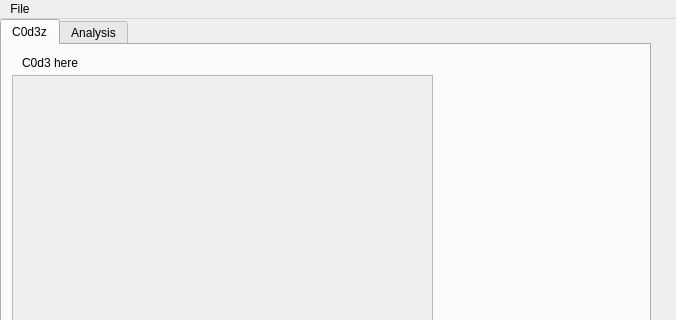
The window that Polymorphic_Engine_V1/mainwindow.ui (metherlence784/FYP-Polymorphic-Engine) describes before a commit, drawn with Qt 5; both pictures show x 0 to 676 and y 0 to 320 of the 676 by 711 pixel window.
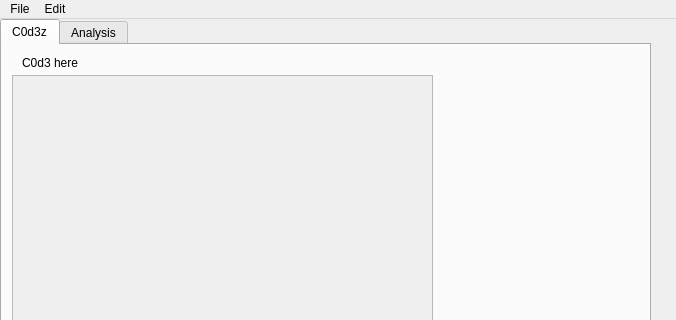
The same window after the commit.

Commit message: Added the Redo_Action_Controller and Undo_Action_Controller, in BCE format, with the undo and redo implementation. Added a new menu header Edit, this contains the Undo and Redo menu items.

```diff
--- a/Polymorphic_Engine_V1/mainwindow.ui
+++ b/Polymorphic_Engine_V1/mainwindow.ui
@@ -88,7 +88,15 @@
     <addaction name="separator"/>
     <addaction name="Exit_Menu_Item"/>
    </widget>
+   <widget class="QMenu" name="Edit_Menu_Header">
+    <property name="title">
+     <string>Edit</string>
+    </property>
+    <addaction name="Undo_Menu_Item"/>
+    <addaction name="Redo_Menu_Item"/>
+   </widget>
    <addaction name="File_Menu_Header"/>
+   <addaction name="Edit_Menu_Header"/>
   </widget>
   <widget class="QStatusBar" name="statusbar"/>
   <action name="New_File_Menu_Item">
```
Left out of the diff: 10 changed lines with no effect on the pictures. The commit also changes 55 other files.
